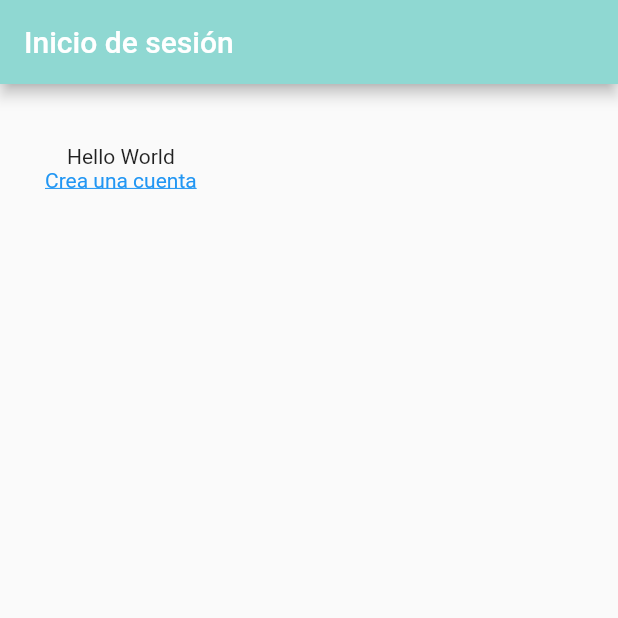
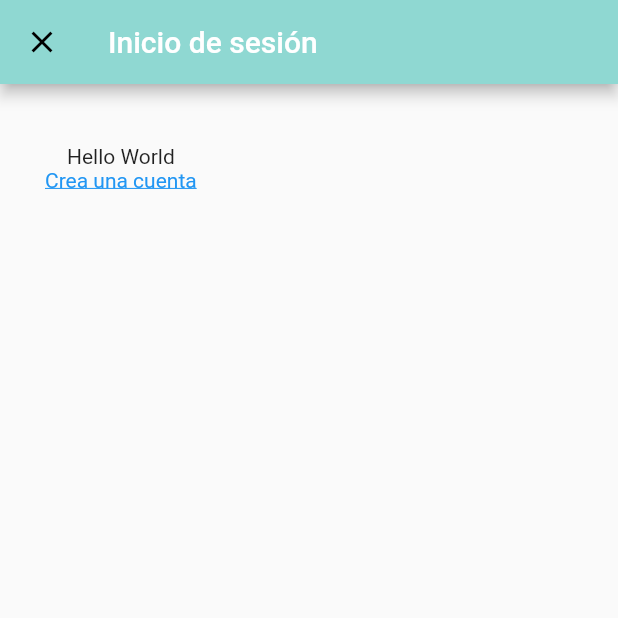
Before and after one commit to CarlosSoPe6/RoomMeMobile, a Flutter app: the screen it shows after launch, on a phone screen of 412 x 824 dp, the top half of it. Run offline on Flutter 3.47's test engine with Material 2 defaults, Android fonts, the phone set to English and light mode, and no system bars; our stand-ins replace bloc, equatable, flutter_bloc.

Commit message:
Separación de rutas y App main

```diff
--- a/lib/main.dart
+++ b/lib/main.dart
@@ -1,8 +1,4 @@
-import 'package:RoomMeMobile/house/create_house.dart';
-import 'package:RoomMeMobile/house/details_house.dart';
-import 'package:RoomMeMobile/login.dart';
-import 'package:RoomMeMobile/principal/principal.dart';
-import 'package:RoomMeMobile/register.dart';
+import 'package:RoomMeMobile/router.dart';
 import 'package:flutter/material.dart';
 
 void main() => runApp(MyApp());
@@ -11,17 +7,14 @@ class MyApp extends StatelessWidget {
   @override
   Widget build(BuildContext context) {
     return MaterialApp(
-        theme: ThemeData(
-            primaryColor: Color(0xFF8FD8D2),
-            primaryTextTheme:
-                TextTheme(headline6: TextStyle(color: Colors.white)),
-            buttonTheme: ButtonThemeData(buttonColor: Color(0xFFFEDCD2))),
-        home: Login(),
-        routes: {
-          '/register': (context) => Register(),
-          '/principal': (context) => Principal(),
-          '/house/detail': (context) => DetailsHouse(),
-          '/house/new': (context) => CreateHouse(),
-        });
+      title: 'RoomMe',
+      theme: ThemeData(
+          primaryColor: Color(0xFF8FD8D2),
+          primaryTextTheme:
+              TextTheme(headline6: TextStyle(color: Colors.white)),
+          buttonTheme: ButtonThemeData(buttonColor: Color(0xFFFEDCD2))),
+      initialRoute: '/login',
+      onGenerateRoute: buildRouter,
+    );
   }
 }
--- /dev/null
+++ b/lib/router.dart
@@ -0,0 +1,47 @@
+import 'package:RoomMeMobile/house/create_house.dart';
+import 'package:RoomMeMobile/house/details_house.dart';
+import 'package:RoomMeMobile/login.dart';
+import 'package:RoomMeMobile/register.dart';
+import 'package:RoomMeMobile/usuario/user.dart';
+import 'package:flutter/material.dart';
+
+Route<dynamic> buildRouter(RouteSettings settings) {
+  switch (settings.name) {
+    case '/login':
+      return MaterialPageRoute<void>(
+        settings: settings,
+        builder: (BuildContext context) => Login(),
+        fullscreenDialog: true,
+      );
+    case '/register':
+      return MaterialPageRoute<void>(
+        settings: settings,
+        builder: (BuildContext context) => Register(),
+        fullscreenDialog: true,
+      );
+    case '/user':
+      return MaterialPageRoute<void>(
+        settings: settings,
+        builder: (BuildContext context) => UserPage(),
+        fullscreenDialog: true,
+      );
+    case '/house/detail':
+      return MaterialPageRoute<void>(
+        settings: settings,
+        builder: (BuildContext context) => DetailsHouse(),
+        fullscreenDialog: true,
+      );
+    case '/house/new':
+      return MaterialPageRoute<void>(
+        settings: settings,
+        builder: (BuildContext context) => CreateHouse(),
+        fullscreenDialog: true,
+      );
+    default:
+      return MaterialPageRoute(
+          builder: (_) => Scaffold(
+                body: Center(
+                    child: Text('No route defined for ${settings.name}')),
+              ));
+  }
+}
```
